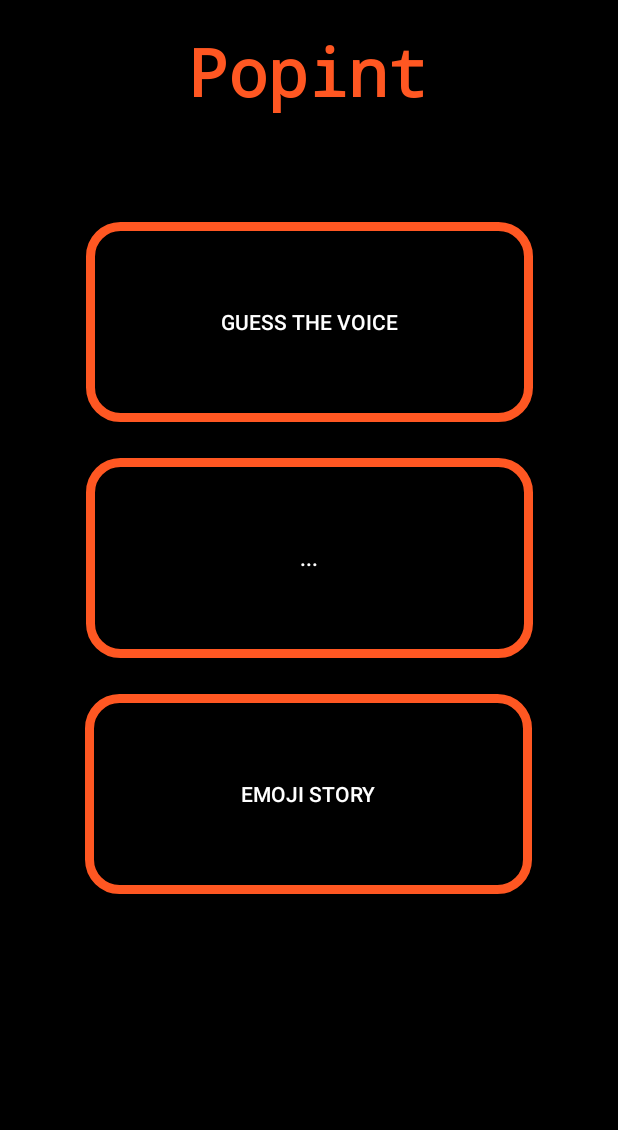
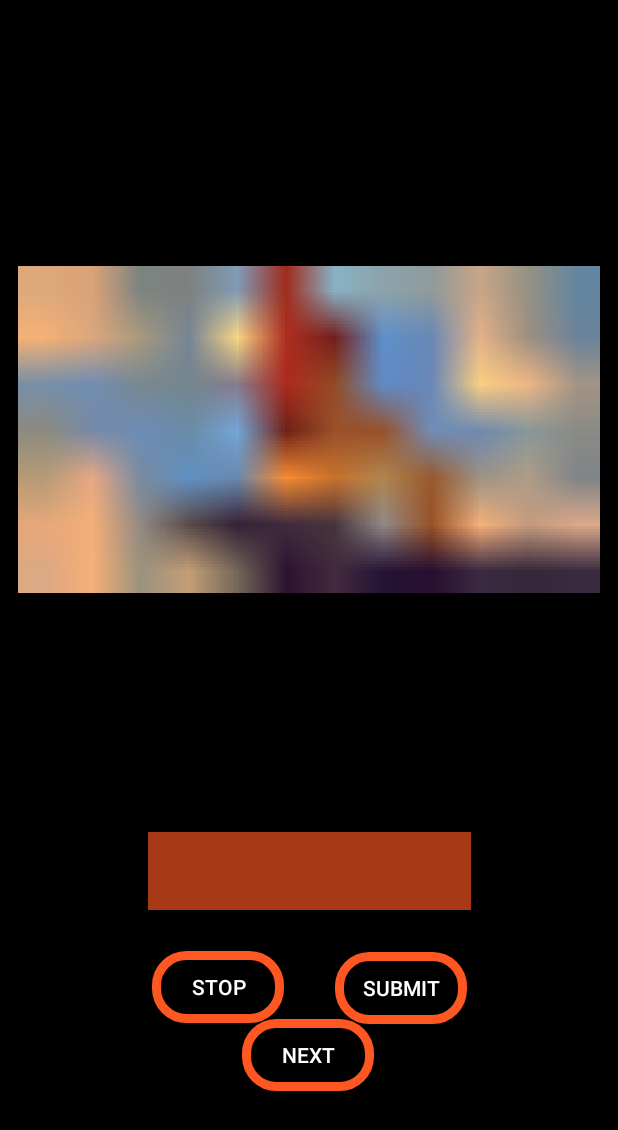
Before and after one commit to Mariechrismas/PopInteraction, an Android app: the screen it shows after launch (MainActivity before the commit, DepixelimageActivity after it), after a tap on "DEPIXELIMAGE", on a phone screen of 412 x 824 dp. Shown: the top 1130 px of the screen. Run offline under Robolectric (Android 15) with nearby library versions, the phone set to English and light mode, and no system bars.

Commit message:
rajout code supprimer par erreur

```diff
--- a/app/src/main/java/com/example/popinteraction/MainActivity.kt
+++ b/app/src/main/java/com/example/popinteraction/MainActivity.kt
@@ -4,6 +4,7 @@ import android.content.Intent
 import android.os.Bundle
 import android.view.View
 import androidx.appcompat.app.AppCompatActivity
+import com.example.popinteraction.depixelimage.DepixelimageActivity
 import com.example.popinteraction.emojistory.EmojiStoryActivity
 import com.example.popinteraction.emojistory.EmojiStoryFrontPage
 
--- a/app/src/main/java/com/example/popinteraction/emojistory/EmojiStoryFrontPage.kt
+++ b/app/src/main/java/com/example/popinteraction/emojistory/EmojiStoryFrontPage.kt
@@ -5,7 +5,6 @@ import android.os.Bundle
 import android.view.View
 import androidx.appcompat.app.AlertDialog
 import androidx.appcompat.app.AppCompatActivity
-import com.example.popinteraction.DepixelimageActivity
 import com.example.popinteraction.MainActivity
 import com.example.popinteraction.R
 
--- a/app/src/main/res/values/strings.xml
+++ b/app/src/main/res/values/strings.xml
@@ -17,8 +17,9 @@
     <string name="theme">Theme</string>
     <string name="indice">Indice</string>
     <string name="game_over">Game Over</string>
-
-
-
-
+    <string name="number_game">Number of game</string>
+    <string name="submit">Submit</string>
+    <string name="stop">Stop</string>
+    <string name="go">Go</string>
+    <string name="next">Next</string>
 </resources>
```
